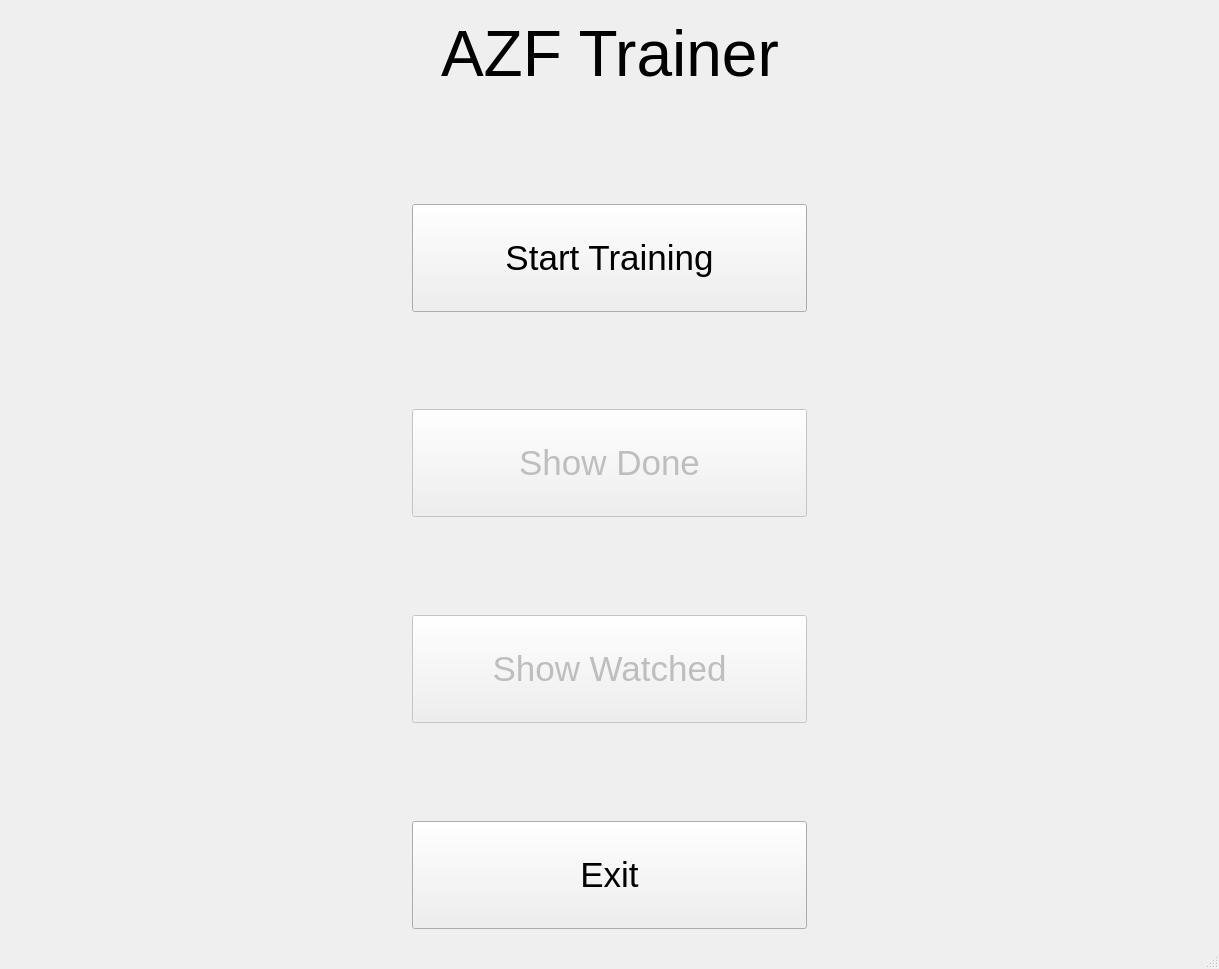
Old version of the form pilot_utils/azf_trainer/ui/main_window.ui in the repository jufi2112/pilot_utils.
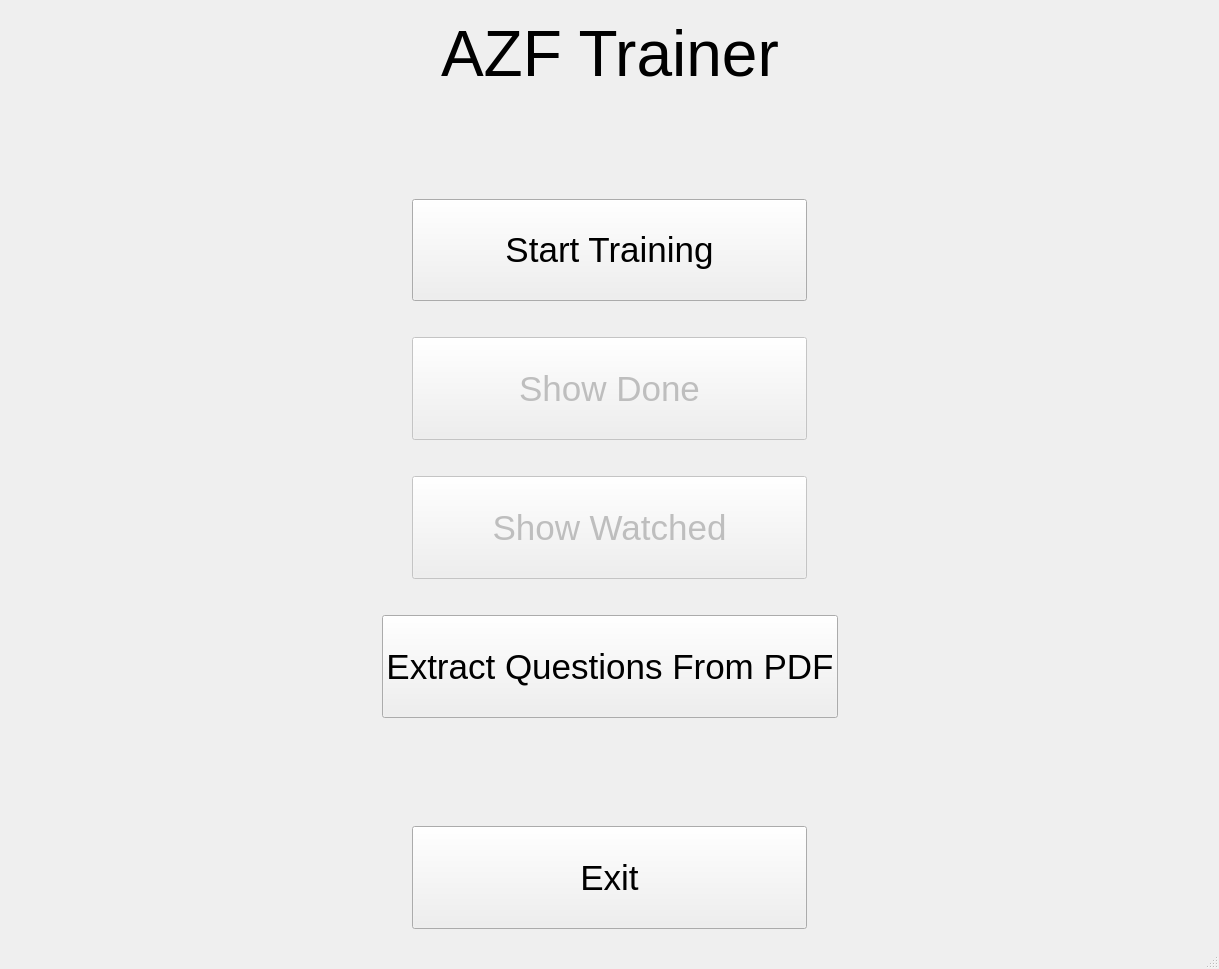
New version of the form.

Commit message: main menu now allows extraction of questionnaire from pdf (issue #4)

```diff
--- a/pilot_utils/azf_trainer/ui/main_window.ui
+++ b/pilot_utils/azf_trainer/ui/main_window.ui
@@ -131,12 +131,12 @@
            <enum>Qt::Vertical</enum>
           </property>
           <property name="sizeType">
-           <enum>QSizePolicy::Preferred</enum>
+           <enum>QSizePolicy::Maximum</enum>
           </property>
           <property name="sizeHint" stdset="0">
            <size>
-            <width>20</width>
-            <height>91</height>
+            <width>30</width>
+            <height>30</height>
            </size>
           </property>
          </spacer>
@@ -198,12 +198,12 @@
            <enum>Qt::Vertical</enum>
           </property>
           <property name="sizeType">
-           <enum>QSizePolicy::Preferred</enum>
+           <enum>QSizePolicy::Maximum</enum>
           </property>
           <property name="sizeHint" stdset="0">
            <size>
             <width>20</width>
-            <height>92</height>
+            <height>30</height>
            </size>
           </property>
          </spacer>
@@ -259,13 +259,77 @@
           </item>
          </layout>
         </item>
+        <item>
+         <spacer name="verticalSpacer_5">
+          <property name="orientation">
+           <enum>Qt::Vertical</enum>
+          </property>
+          <property name="sizeType">
+           <enum>QSizePolicy::Maximum</enum>
+          </property>
+          <property name="sizeHint" stdset="0">
+           <size>
+            <width>20</width>
+            <height>30</height>
+           </size>
+          </property>
+         </spacer>
+        </item>
+        <item>
+         <layout class="QHBoxLayout" name="horizontalLayout_7">
+          <item>
+           <spacer name="horizontalSpacer_11">
+            <property name="orientation">
+             <enum>Qt::Horizontal</enum>
+            </property>
+            <property name="sizeHint" stdset="0">
+             <size>
+              <width>40</width>
+              <height>20</height>
+             </size>
+            </property>
+           </spacer>
+          </item>
+          <item>
+           <widget class="QPushButton" name="button_extract_questions">
+            <property name="sizePolicy">
+             <sizepolicy hsizetype="MinimumExpanding" vsizetype="MinimumExpanding">
+              <horstretch>0</horstretch>
+              <verstretch>0</verstretch>
+             </sizepolicy>
+            </property>
+            <property name="font">
+             <font>
+              <pointsize>26</pointsize>
+             </font>
+            </property>
+            <property name="text">
+             <string>Extract Questions From PDF</string>
+            </property>
+           </widget>
+          </item>
+          <item>
+           <spacer name="horizontalSpacer_12">
+            <property name="orientation">
+             <enum>Qt::Horizontal</enum>
+            </property>
+            <property name="sizeHint" stdset="0">
+             <size>
+              <width>40</width>
+              <height>20</height>
+             </size>
+            </property>
+           </spacer>
+          </item>
+         </layout>
+        </item>
         <item>
          <spacer name="verticalSpacer_4">
           <property name="orientation">
            <enum>Qt::Vertical</enum>
           </property>
           <property name="sizeType">
-           <enum>QSizePolicy::Preferred</enum>
+           <enum>QSizePolicy::Expanding</enum>
           </property>
           <property name="sizeHint" stdset="0">
            <size>
```
The commit also changes 2 other files.
